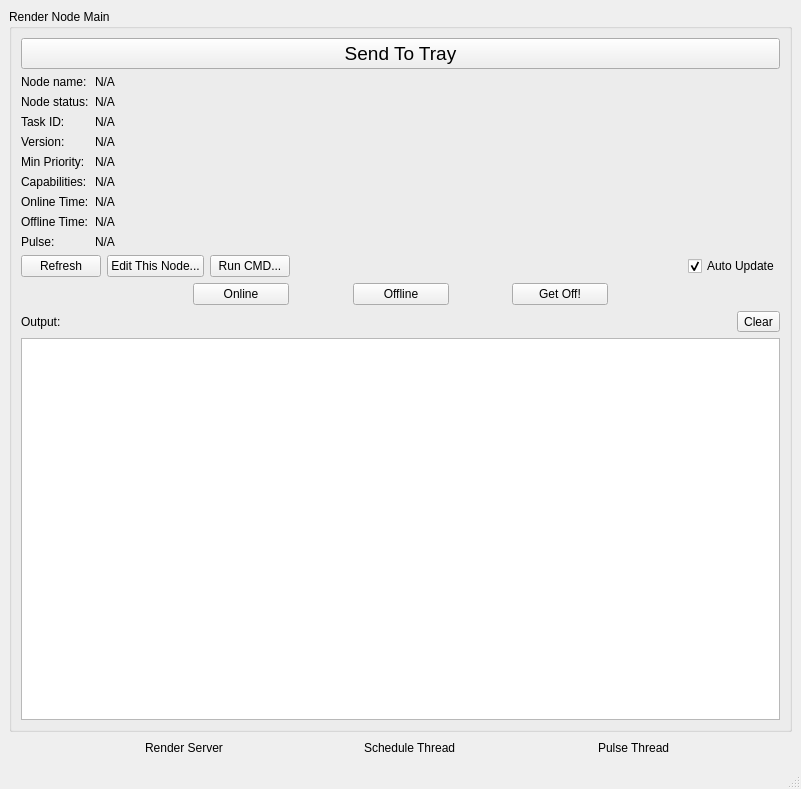
The window that Documentation/ui/UI_RenderNodeMain.ui (david2777/DPS_Hydra) describes before a commit, drawn with Qt 5.
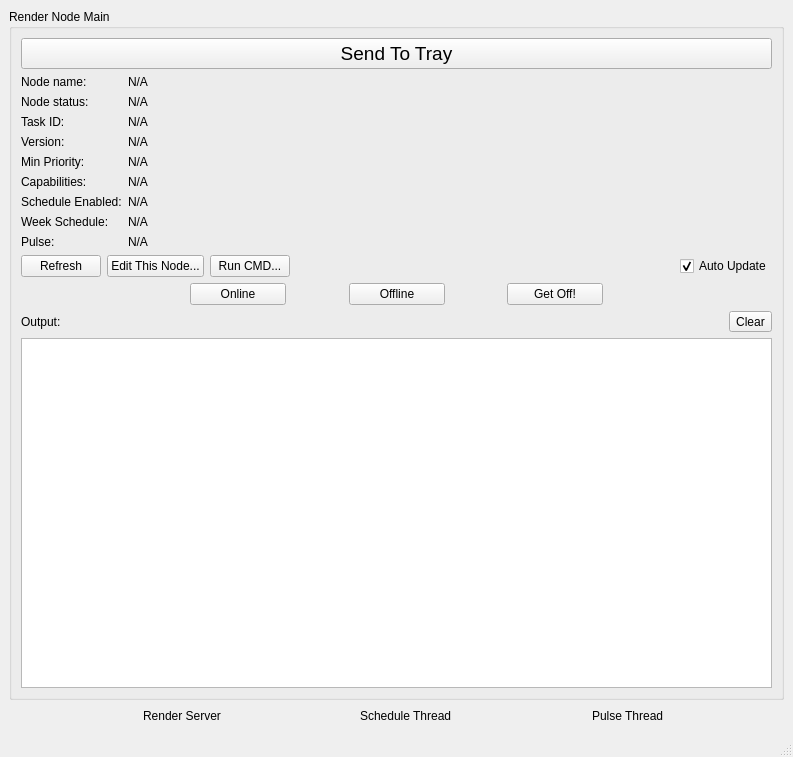
The same window after the commit. Icons and pictures are not drawn.

```diff
--- a/Documentation/ui/UI_RenderNodeMain.ui
+++ b/Documentation/ui/UI_RenderNodeMain.ui
@@ -6,8 +6,8 @@
    <rect>
     <x>0</x>
     <y>0</y>
-    <width>801</width>
-    <height>789</height>
+    <width>793</width>
+    <height>737</height>
    </rect>
   </property>
   <property name="windowTitle">
@@ -498,26 +498,12 @@
          <item row="6" column="0">
           <widget class="QLabel" name="onlineTimeLabel_LABEL">
            <property name="text">
-            <string>Online Time:</string>
+            <string>Schedule Enabled:</string>
            </property>
           </widget>
          </item>
          <item row="6" column="1">
-          <widget class="QLabel" name="onlineTimeLabel">
-           <property name="text">
-            <string>N/A</string>
-           </property>
-          </widget>
-         </item>
-         <item row="7" column="0">
-          <widget class="QLabel" name="offlineTimeLabel_LABEL">
-           <property name="text">
-            <string>Offline Time:</string>
-           </property>
-          </widget>
-         </item>
-         <item row="7" column="1">
-          <widget class="QLabel" name="offlineTimeLabel">
+          <widget class="QLabel" name="scheduleEnabled">
            <property name="text">
             <string>N/A</string>
            </property>
@@ -537,6 +523,20 @@
            </property>
           </widget>
          </item>
+         <item row="7" column="1">
+          <widget class="QLabel" name="weekSchedule">
+           <property name="text">
+            <string>N/A</string>
+           </property>
+          </widget>
+         </item>
+         <item row="7" column="0">
+          <widget class="QLabel" name="scheduleEnabled_LABEL">
+           <property name="text">
+            <string>Week Schedule:</string>
+           </property>
+          </widget>
+         </item>
         </layout>
        </item>
       </layout>
```
Left out of the diff: 2 changed lines with no effect on the pictures.
